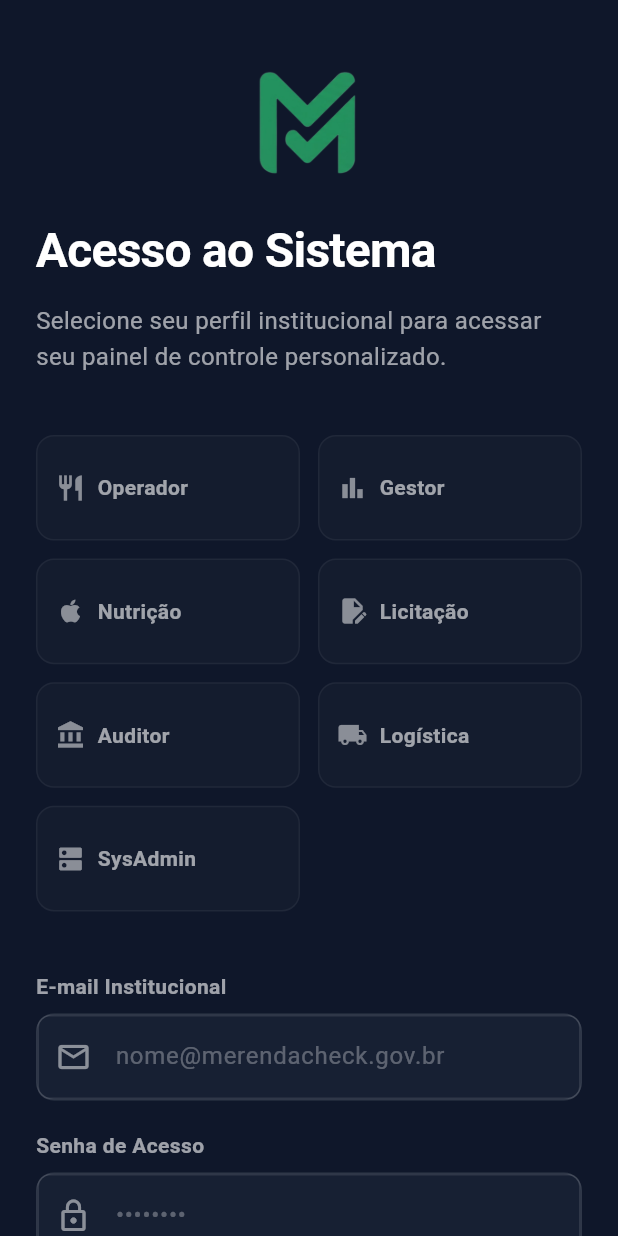
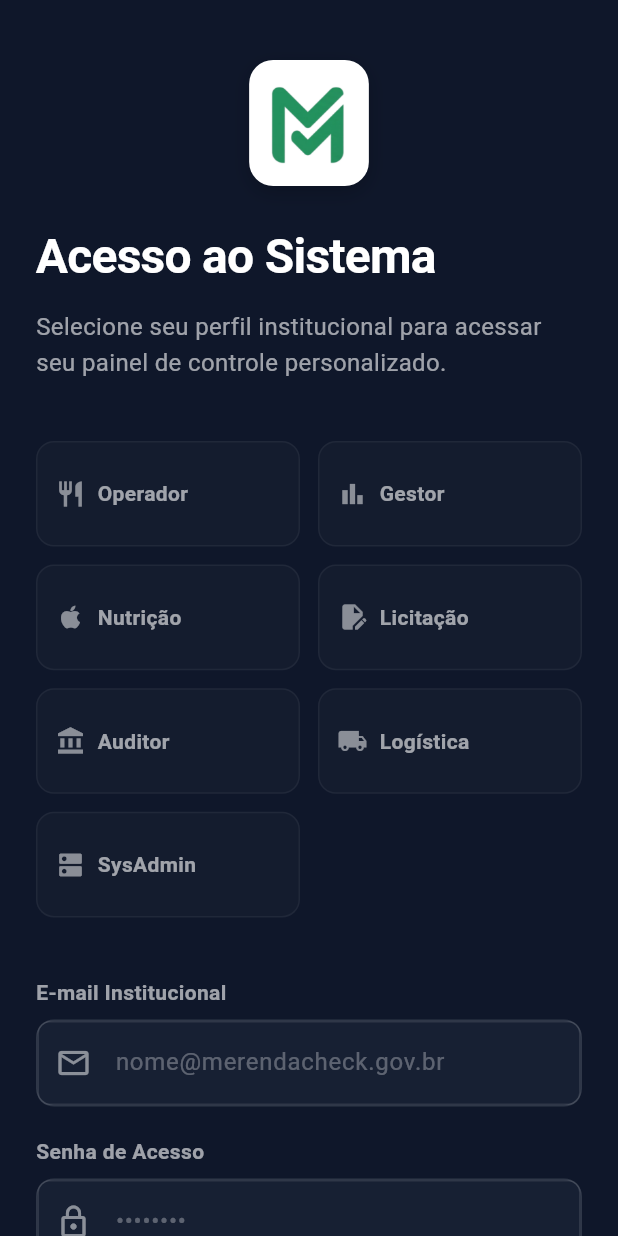
Before and after one commit to Vinicius3442/Merenda-check, a Flutter app: the screen it shows after launch, on a phone screen of 412 x 824 dp. Run offline on Flutter 3.47's test engine with Material 3 defaults, Android fonts, the light colour scheme and no system bars; our stand-ins replace go_router, supabase_flutter; missing offline and left inert: dart:html, mobile_scanner; accounts and stored records are empty.

Commit message:
mais bugs arrumados

```diff
--- a/Flutter app/lib/src/screens/auth/login_screen.dart
+++ b/Flutter app/lib/src/screens/auth/login_screen.dart
@@ -127,10 +127,20 @@
               children: [
                 // Header
                 Center(
-                  child: Image.asset(
-                    'assets/logo.png',
-                    height: 80,
-                    fit: BoxFit.contain,
+                  child: Container(
+                    padding: const EdgeInsets.all(12),
+                    decoration: BoxDecoration(
+                      color: Colors.white,
+                      borderRadius: BorderRadius.circular(16),
+                      boxShadow: [
+                        BoxShadow(color: Colors.black.withOpacity(0.2), blurRadius: 10, offset: const Offset(0, 4)),
+                      ],
+                    ),
+                    child: Image.asset(
+                      'assets/logo.png',
+                      height: 60,
+                      fit: BoxFit.contain,
+                    ),
                   ),
                 ),
                 const SizedBox(height: 24),
--- a/Flutter app/lib/src/screens/gestor/relatorios_screen.dart
+++ b/Flutter app/lib/src/screens/gestor/relatorios_screen.dart
@@ -43,7 +43,10 @@
     final url = html.Url.createObjectUrlFromBlob(blob);
     final anchor = html.AnchorElement(href: url)
       ..setAttribute("download", filename)
-      ..click();
+      ..style.display = 'none';
+    html.document.body?.append(anchor);
+    anchor.click();
+    anchor.remove();
     html.Url.revokeObjectUrl(url);
   }
 
--- a/Flutter app/lib/src/utils/theme.dart
+++ b/Flutter app/lib/src/utils/theme.dart
@@ -27,6 +27,11 @@
         elevation: 0,
         centerTitle: true,
       ),
+      textTheme: const TextTheme(
+        bodyLarge: TextStyle(color: Colors.white),
+        bodyMedium: TextStyle(color: Colors.white),
+        titleMedium: TextStyle(color: Colors.white),
+      ),
       elevatedButtonTheme: ElevatedButtonThemeData(
         style: ElevatedButton.styleFrom(
           backgroundColor: primaryColor,
@@ -51,7 +56,9 @@
           borderSide: const BorderSide(color: primaryColor, width: 2),
         ),
         filled: true,
-        fillColor: Colors.transparent,
+        fillColor: const Color(0xFF1E293B),
+        labelStyle: const TextStyle(color: Colors.white70),
+        hintStyle: const TextStyle(color: Colors.white30),
       ),
     );
   }
```
Also changed, not shown: Flutter app/lib/src/screens/gestor/gestor_estoque_screen.dart (+13 -8 lines), Flutter app/lib/src/screens/nutricao/gestao_cardapios_screen.dart (+56 -12 lines), 2 other files.
